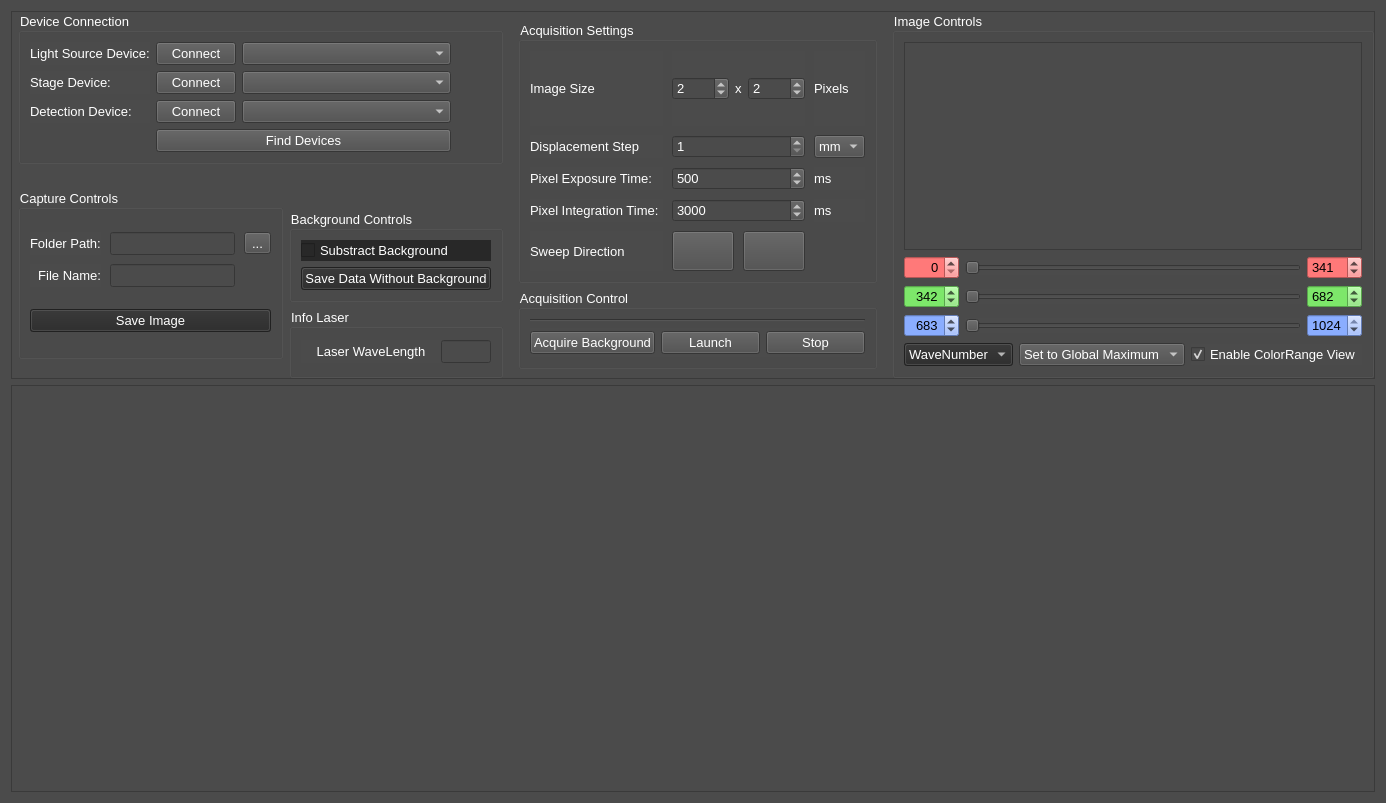
The window that gui/views/microRamanViewUi.ui (PyMarc2/OceanOpticsSpectroViewer) describes before a commit, drawn with Qt 5.
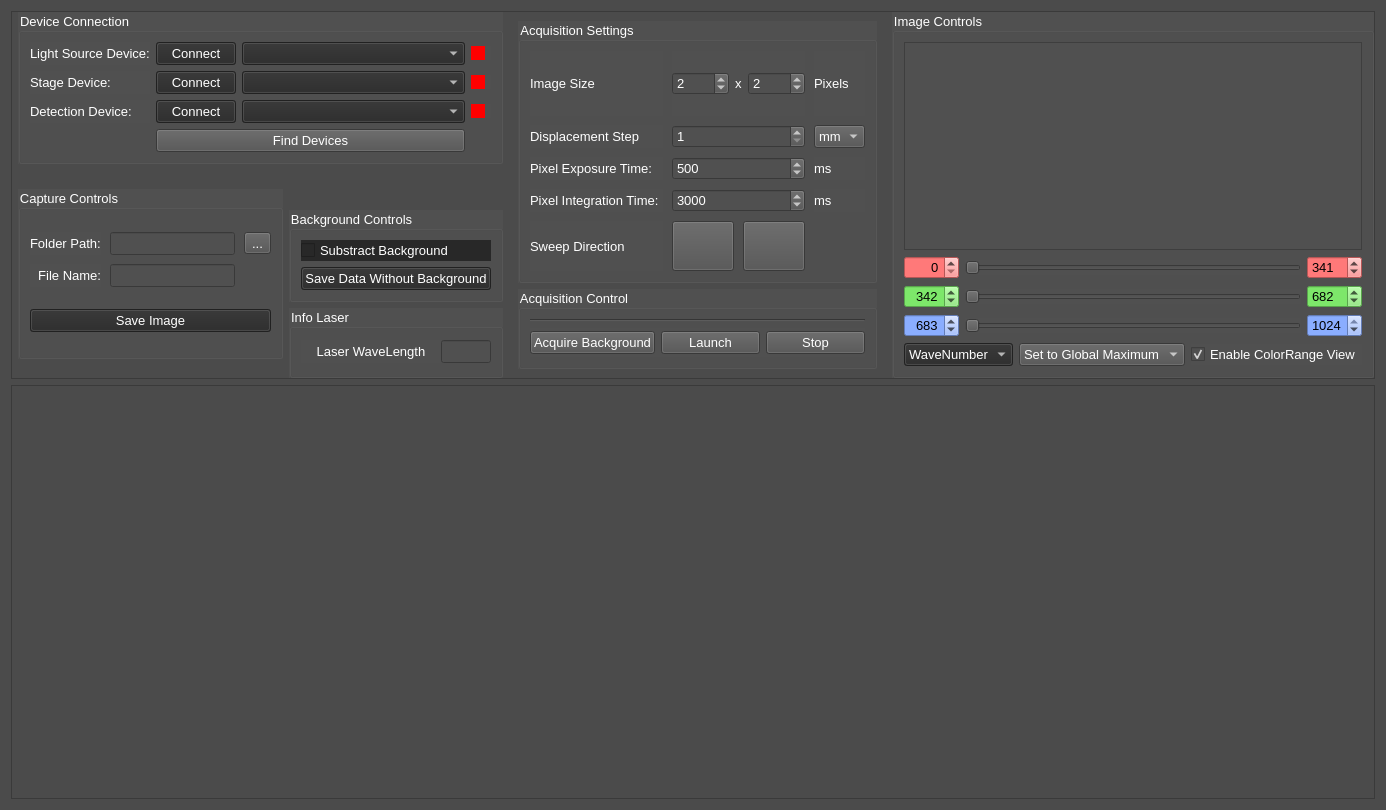
The same window after the commit. Custom widgets are drawn as their Qt base class.

Commit message:
modify Mock, connect light and indicator
Add random_spectrum() to mock spectro, connect light actually work but only with mock spectro and the indicator show if devices are connected (if is not mockSpectro the indicator of light device is hide)

```diff
--- a/gui/views/microRamanViewUi.ui
+++ b/gui/views/microRamanViewUi.ui
@@ -7,7 +7,7 @@
     <x>0</x>
     <y>0</y>
     <width>1386</width>
-    <height>803</height>
+    <height>810</height>
    </rect>
   </property>
   <property name="maximumSize">
@@ -74,6 +74,9 @@
        <layout class="QVBoxLayout" name="g_device_capture_background">
         <item>
          <widget class="QGroupBox" name="g_connection">
+          <property name="styleSheet">
+           <string notr="true">background-color: rgb(80, 80, 80);</string>
+          </property>
           <property name="title">
            <string>Device Connection</string>
           </property>
@@ -83,41 +86,43 @@
              <property name="topMargin">
               <number>0</number>
              </property>
-             <item row="1" column="6">
-              <spacer name="horizontalSpacer">
-               <property name="orientation">
-                <enum>Qt::Horizontal</enum>
-               </property>
-               <property name="sizeHint" stdset="0">
-                <size>
-                 <width>40</width>
-                 <height>20</height>
-                </size>
-               </property>
-              </spacer>
-             </item>
              <item row="0" column="3">
               <widget class="QComboBox" name="cmb_selectLight">
+               <property name="enabled">
+                <bool>false</bool>
+               </property>
                <property name="sizePolicy">
                 <sizepolicy hsizetype="Expanding" vsizetype="Fixed">
                  <horstretch>1</horstretch>
                  <verstretch>0</verstretch>
                 </sizepolicy>
                </property>
+               <property name="styleSheet">
+                <string notr="true">background-color: rgb(40, 40, 40);</string>
+               </property>
               </widget>
              </item>
              <item row="1" column="3">
               <widget class="QComboBox" name="cmb_selectStage">
+               <property name="enabled">
+                <bool>false</bool>
+               </property>
                <property name="sizePolicy">
                 <sizepolicy hsizetype="Expanding" vsizetype="Fixed">
                  <horstretch>1</horstretch>
                  <verstretch>0</verstretch>
                 </sizepolicy>
                </property>
+               <property name="styleSheet">
+                <string notr="true">background-color: rgb(40, 40, 40);</string>
+               </property>
               </widget>
              </item>
              <item row="1" column="2">
               <widget class="QPushButton" name="pb_connectStage">
+               <property name="enabled">
+                <bool>false</bool>
+               </property>
                <property name="sizePolicy">
                 <sizepolicy hsizetype="Expanding" vsizetype="Fixed">
                  <horstretch>0</horstretch>
@@ -127,6 +132,9 @@
                <property name="statusTip">
                 <string>Connect the stage device selected.</string>
                </property>
+               <property name="styleSheet">
+                <string notr="true">background-color: rgb(40, 40, 40);</string>
+               </property>
                <property name="text">
                 <string>Connect</string>
                </property>
@@ -148,6 +156,9 @@
              </item>
              <item row="2" column="2">
               <widget class="QPushButton" name="pb_connectDetection">
+               <property name="enabled">
+                <bool>false</bool>
+               </property>
                <property name="sizePolicy">
                 <sizepolicy hsizetype="Expanding" vsizetype="Fixed">
                  <horstretch>0</horstretch>
@@ -157,6 +168,9 @@
                <property name="statusTip">
                 <string>Connect the detection device selected.</string>
                </property>
+               <property name="styleSheet">
+                <string notr="true">background-color: rgb(40, 40, 40);</string>
+               </property>
                <property name="text">
                 <string>Connect</string>
                </property>
@@ -164,24 +178,39 @@
              </item>
              <item row="2" column="3">
               <widget class="QComboBox" name="cmb_selectDetection">
+               <property name="enabled">
+                <bool>false</bool>
+               </property>
                <property name="sizePolicy">
                 <sizepolicy hsizetype="Expanding" vsizetype="Fixed">
                  <horstretch>1</horstretch>
                  <verstretch>0</verstretch>
                 </sizepolicy>
                </property>
+               <property name="styleSheet">
+                <string notr="true">background-color: rgb(40, 40, 40);</string>
+               </property>
               </widget>
              </item>
              <item row="0" column="2">
               <widget class="QPushButton" name="pb_connectLight">
+               <property name="enabled">
+                <bool>false</bool>
+               </property>
                <property name="sizePolicy">
                 <sizepolicy hsizetype="Expanding" vsizetype="Fixed">
                  <horstretch>0</horstretch>
                  <verstretch>0</verstretch>
                 </sizepolicy>
                </property>
+               <property name="toolTip">
+                <string>Works only with MockSpectrometer</string>
+               </property>
                <property name="statusTip">
-                <string>Connect the light device selected.</string>
+                <string>Connect the light device selected (Works only with MockSpectrometer).</string>
+               </property>
+               <property name="styleSheet">
+                <string notr="true">background-color: rgb(40, 40, 40);</string>
                </property>
                <property name="text">
                 <string>Connect</string>
@@ -208,6 +237,45 @@
                </property>
               </widget>
              </item>
+             <item row="0" column="6">
+              <widget class="QCheckBox" name="cb_lightSource">
+               <property name="enabled">
+                <bool>false</bool>
+               </property>
+               <property name="styleSheet">
+                <string notr="true">QCheckBox::indicator{background-color: rgb(255, 0, 0);}</string>
+               </property>
+               <property name="text">
+                <string/>
+               </property>
+              </widget>
+             </item>
+             <item row="1" column="6">
+              <widget class="QCheckBox" name="cb_stage">
+               <property name="enabled">
+                <bool>false</bool>
+               </property>
+               <property name="styleSheet">
+                <string notr="true">QCheckBox::indicator{background-color: rgb(255, 0, 0);}</string>
+               </property>
+               <property name="text">
+                <string/>
+               </property>
+              </widget>
+             </item>
+             <item row="2" column="6">
+              <widget class="QCheckBox" name="cb_detection">
+               <property name="enabled">
+                <bool>false</bool>
+               </property>
+               <property name="styleSheet">
+                <string notr="true">QCheckBox::indicator{background-color: rgb(255, 0, 0);}</string>
+               </property>
+               <property name="text">
+                <string/>
+               </property>
+              </widget>
+             </item>
             </layout>
            </item>
           </layout>
@@ -239,7 +307,8 @@
              <bool>false</bool>
             </property>
             <property name="styleSheet">
-             <string notr="true">border-color: rgb(0, 0, 0);</string>
+             <string notr="true">border-color: rgb(0, 0, 0);
+background-color: rgb(80, 80, 80);</string>
             </property>
             <property name="title">
              <string>Capture Controls</string>
@@ -383,6 +452,9 @@
               <property name="layoutDirection">
                <enum>Qt::LeftToRight</enum>
               </property>
+              <property name="styleSheet">
+               <string notr="true">background-color: rgb(80, 80, 80);</string>
+              </property>
               <property name="title">
                <string>Background Controls</string>
               </property>
@@ -397,6 +469,12 @@
                    <property name="enabled">
                     <bool>false</bool>
                    </property>
+                   <property name="minimumSize">
+                    <size>
+                     <width>0</width>
+                     <height>20</height>
+                    </size>
+                   </property>
                    <property name="toolTip">
                     <string>(visual only)</string>
                    </property>
@@ -416,6 +494,12 @@
                    <property name="enabled">
                     <bool>false</bool>
                    </property>
+                   <property name="minimumSize">
+                    <size>
+                     <width>0</width>
+                     <height>20</height>
+                    </size>
+                   </property>
                    <property name="toolTip">
                     <string/>
                    </property>
@@ -443,6 +527,9 @@
                 <height>70</height>
                </size>
               </property>
+              <property name="styleSheet">
+               <string notr="true">background-color: rgb(80, 80, 80);</string>
+              </property>
               <property name="title">
                <string>Info Laser</string>
               </property>
@@ -525,7 +612,8 @@
             <bool>false</bool>
            </property>
            <property name="styleSheet">
-            <string notr="true">border-color: rgb(0, 0, 0);</string>
+            <string notr="true">border-color: rgb(0, 0, 0);
+background-color: rgb(80, 80, 80);</string>
            </property>
            <property name="title">
             <string>Acquisition Settings</string>
@@ -788,8 +876,8 @@
                  <widget class="QIconButton" name="pb_sweepSame">
                   <property name="minimumSize">
                    <size>
-                    <width>40</width>
-                    <height>40</height>
+                    <width>50</width>
+                    <height>50</height>
                    </size>
                   </property>
                   <property name="toolTip">
@@ -807,8 +895,8 @@
                  <widget class="QIconButton" name="pb_sweepAlternate">
                   <property name="minimumSize">
                    <size>
-                    <width>40</width>
-                    <height>40</height>
+                    <width>50</width>
+                    <height>50</height>
                    </size>
                   </property>
                   <property name="toolTip">
@@ -847,7 +935,8 @@
             <bool>false</bool>
            </property>
            <property name="styleSheet">
-            <string notr="true">border-color: rgb(0, 0, 0);</string>
+            <string notr="true">border-color: rgb(0, 0, 0);
+background-color: rgb(80, 80, 80);</string>
            </property>
            <property name="title">
             <string>Acquisition Control</string>
@@ -980,6 +1069,9 @@
       </item>
       <item>
        <widget class="QGroupBox" name="g_image_control">
+        <property name="styleSheet">
+         <string notr="true">background-color: rgb(80, 80, 80);</string>
+        </property>
         <property name="title">
          <string>Image Controls</string>
         </property>
```
The commit also changes 3 other files.
